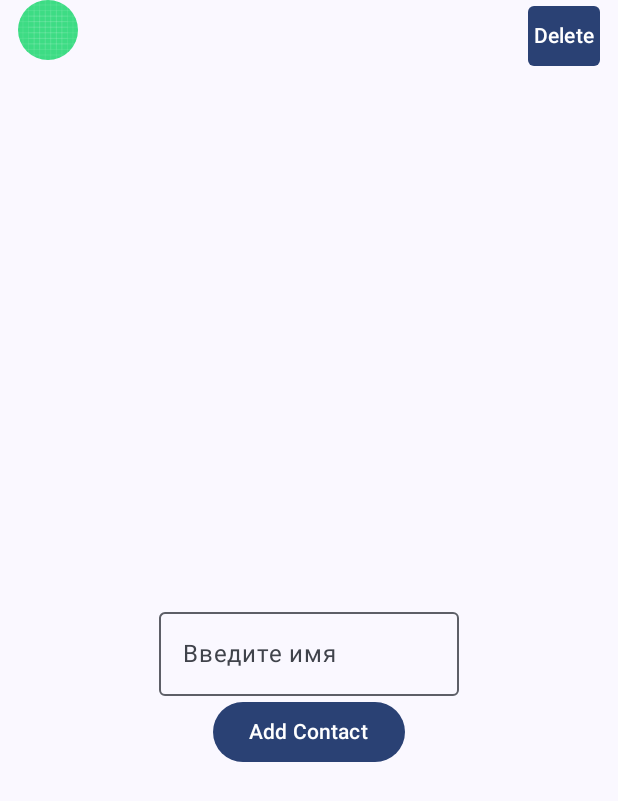
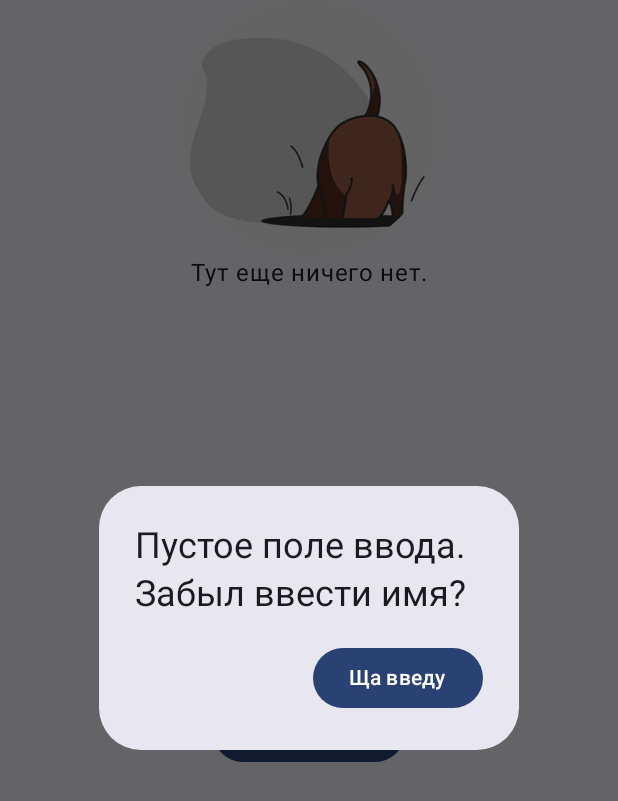
Before and after one commit to fh279/SimpleContactListApp, an Android app built with Jetpack Compose: the screen it shows after launch (MainActivity), after a tap on "Add Contact", on a phone screen of 412 x 824 dp. Shown: the top 801 px of the screen. Run offline under Robolectric (Android 15) with nearby library versions, the phone set to English and light mode, and no system bars.

```diff
--- a/app/src/main/java/com/example/simplecontactlist/MainActivity.kt
+++ b/app/src/main/java/com/example/simplecontactlist/MainActivity.kt
@@ -20,7 +20,10 @@ import androidx.compose.foundation.layout.width
 import androidx.compose.foundation.lazy.LazyColumn
 import androidx.compose.foundation.lazy.items
 import androidx.compose.foundation.shape.CircleShape
+import androidx.compose.material3.AlertDialog
+import androidx.compose.material3.BasicAlertDialog
 import androidx.compose.material3.Button
+import androidx.compose.material3.ExperimentalMaterial3Api
 import androidx.compose.material3.MaterialTheme
 import androidx.compose.material3.OutlinedTextField
 import androidx.compose.material3.Scaffold
@@ -65,12 +68,14 @@ fun MainScreen() {
     ContactsList()
 }
 
+@OptIn(ExperimentalMaterial3Api::class)
 @Composable
 fun ContactsList() {
     // А как обрабатывать смену состояния? Типа, экран перевернул?
     // не обязательно юзать mutableStateListOf. попробуй metableStateOf а внутри лист строк.
     val listItems = remember { mutableStateListOf<String>()}
     var text by remember { mutableStateOf("") }
+    var isDialogMustBeShown by remember { mutableStateOf(false) }
     // val insets = rememberKeyboardInsets() - что это за дичь из нейросетей?
 
     Column(
@@ -86,7 +91,9 @@ fun ContactsList() {
             items(listItems) { item ->
                 Row(
                     horizontalArrangement = Arrangement.Absolute.Left,
-                    modifier = Modifier.padding(start = 12.dp, end = 12.dp).fillMaxWidth()
+                    modifier = Modifier
+                        .padding(start = 12.dp, end = 12.dp)
+                        .fillMaxWidth()
                 ) {
                     Image(
                         painter = painterResource(id = R.drawable.ic_launcher_background),
@@ -150,12 +157,37 @@ fun ContactsList() {
                 .width(200.dp)
                 .align(Alignment.CenterHorizontally)
                 .fillMaxWidth(),
-            label = { Text("Введите имя") }
+            label = { Text(stringResource(R.string.Add_contact_text_field_label)) }
         )
         Button(
             modifier = Modifier.padding(top = 0.dp),
-            onClick = { listItems.add(text) }
+            onClick = {
+                if (text.isNotBlank()) {
+                    listItems.add(text)
+                    text = ""
+                } else {
+                    isDialogMustBeShown = true
+                }
+                 }
         ) { Text(stringResource(R.string.add_contact_button_text)) }
+
+        if (isDialogMustBeShown) {
+            AlertDialog(
+            title = { Text("Пустое поле ввода.\nЗабыл ввести имя?") },
+            onDismissRequest = {},
+            confirmButton = {
+                Button(
+                    onClick = { isDialogMustBeShown = false },
+                    content = { Text("Ща введу") }
+            ) },
+            )
+            /*BasicAlertDialog(
+                onDismissRequest = {
+                    isDialogMustBeShown = false
+                },
+                content = { Text("Ну, диалог..") }
+            )*/
+        }
     }
 }
 
--- a/app/src/main/res/values/strings.xml
+++ b/app/src/main/res/values/strings.xml
@@ -2,4 +2,6 @@
     <string name="app_name">SimpleContactList</string>
     <string name="delete_button_text">Delete</string>
     <string name="add_contact_button_text">Add Contact</string>
+    <string name="Add_contact_text_field_label">Введите имя</string>
+    <string name="empty_text_field_toast_text">Field is empty!</string>
 </resources>
```
